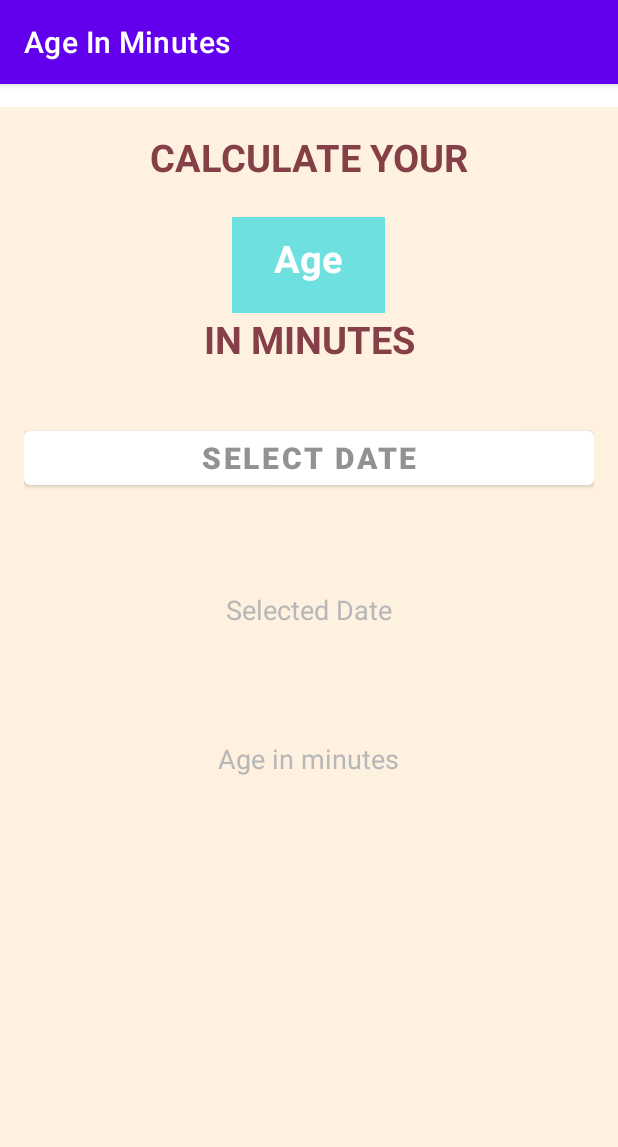
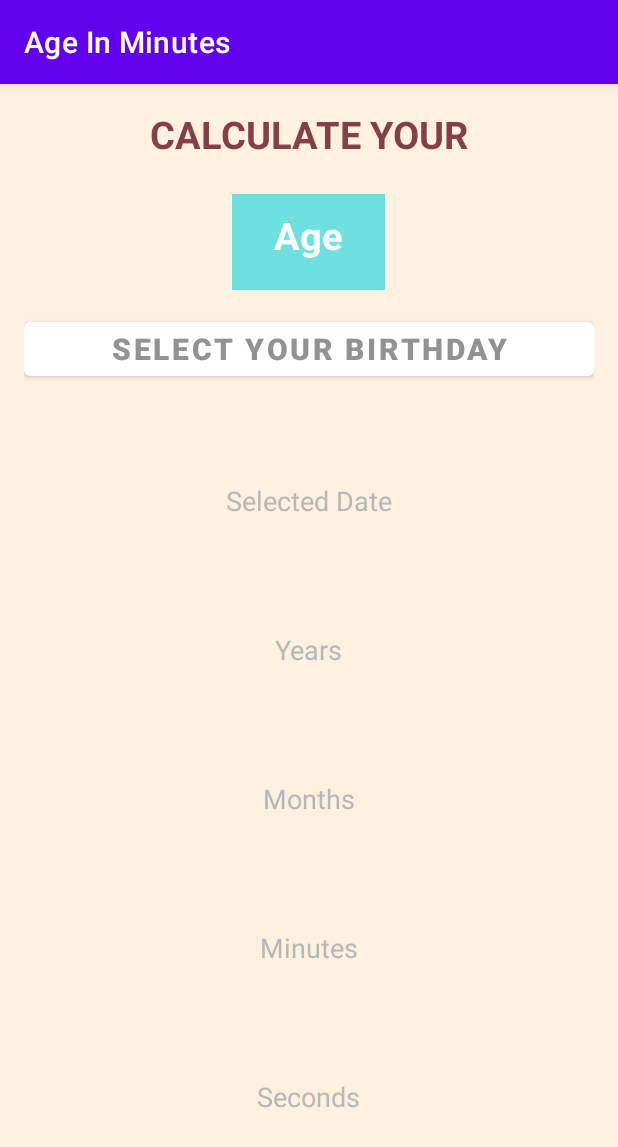
Before and after one commit to mo99me99/AgeInMinutes, an Android app: the screen it shows after launch (MainActivity), on a phone screen of 412 x 824 dp. Shown: the top 1147 px of the screen. Run offline under Robolectric (Android 15) with nearby library versions, the phone set to English and light mode, and no system bars.

Commit message:
add year , month and second calculator

```diff
--- a/app/build.gradle
+++ b/app/build.gradle
@@ -5,7 +5,7 @@ plugins {
 }
 
 android {
-    compileSdk 33
+    compileSdk 32
 
     defaultConfig {
         applicationId "ir.iammrbit.ageinminutes"
@@ -30,9 +30,6 @@ android {
     kotlinOptions {
         jvmTarget = '1.8'
     }
-    buildFeatures {
-        viewBinding = true
-    }
 }
 
 dependencies {
--- a/app/src/main/res/layout/activity_main.xml
+++ b/app/src/main/res/layout/activity_main.xml
@@ -4,12 +4,13 @@
     xmlns:tools="http://schemas.android.com/tools"
     android:layout_width="match_parent"
     android:layout_height="match_parent"
-    android:layout_marginTop="15dp"
+    android:layout_marginTop="0dp"
+    android:background="@color/backgroundColor"
     android:gravity="center_horizontal"
     android:orientation="vertical"
-    android:background="@color/backgroundColor"
-    tools:context=".MainActivity"
-    android:padding="16dp">
+    android:padding="16dp"
+    tools:context=".MainActivity">
+
 
     <TextView
 
@@ -21,7 +22,6 @@
         android:textColor="@color/textColor"
         android:textSize="25sp"
         android:textStyle="bold"
-
         />
 
     <TextView
@@ -38,22 +38,23 @@
 
 
         />
-    <TextView
-        android:id="@+id/tvInMinutes"
-        android:layout_width="match_parent"
-        android:layout_height="57dp"
-        android:text="IN MINUTES"
-        android:textAlignment="center"
-        android:textColor="@color/textColor"
-        android:textSize="25sp"
-        android:textStyle="bold" />
+
+    <!--    <TextView-->
+    <!--        android:id="@+id/tvInMinutes"-->
+    <!--        android:layout_width="match_parent"-->
+    <!--        android:layout_height="57dp"-->
+    <!--        android:text="IN MINUTES"-->
+    <!--        android:textAlignment="center"-->
+    <!--        android:textColor="@color/textColor"-->
+    <!--        android:textSize="25sp"-->
+    <!--        android:textStyle="bold" />-->
 
     <Button
         android:id="@+id/btnDatePicker"
         android:layout_width="match_parent"
         android:layout_height="wrap_content"
         android:layout_marginTop="15dp"
-        android:text="Select Date"
+        android:text="Select your birthday"
         android:textColor="#929292"
         android:textSize="20sp"
         android:textStyle="bold"
@@ -76,6 +77,38 @@
         android:textSize="18sp" />
 
     <TextView
+        android:id="@+id/tvResultInYears"
+        android:layout_width="wrap_content"
+        android:layout_height="wrap_content"
+        android:layout_marginTop="20dp"
+        android:textColor="@color/textColor"
+        android:textSize="25sp" />
+
+    <TextView
+        android:layout_width="wrap_content"
+        android:layout_height="wrap_content"
+        android:layout_marginTop="20dp"
+        android:text="Years"
+        android:textColor="@color/lightGreyTextColor"
+        android:textSize="18sp"
+        />
+    <TextView
+        android:id="@+id/tvResultInMonths"
+        android:layout_width="wrap_content"
+        android:layout_height="wrap_content"
+        android:layout_marginTop="20dp"
+        android:textColor="@color/textColor"
+        android:textSize="25sp" />
+
+    <TextView
+        android:layout_width="wrap_content"
+        android:layout_height="wrap_content"
+        android:layout_marginTop="20dp"
+        android:text="Months"
+        android:textColor="@color/lightGreyTextColor"
+        android:textSize="18sp"
+        />
+    <TextView
         android:id="@+id/tvResultInMinutes"
         android:layout_width="wrap_content"
         android:layout_height="wrap_content"
@@ -87,9 +120,28 @@
         android:layout_width="wrap_content"
         android:layout_height="wrap_content"
         android:layout_marginTop="20dp"
-        android:text="Age in minutes"
+        android:text="Minutes"
         android:textColor="@color/lightGreyTextColor"
-        android:textSize="18sp" />
+        android:textSize="18sp"
+        />
+
+    <TextView
+        android:id="@+id/tvResultInSeconds"
+        android:layout_width="wrap_content"
+        android:layout_height="wrap_content"
+        android:layout_marginTop="20dp"
+        android:textColor="@color/textColor"
+        android:textSize="25sp" />
+
+    <TextView
+        android:layout_width="wrap_content"
+        android:layout_height="wrap_content"
+        android:layout_marginTop="20dp"
+        android:text="Seconds"
+        android:textColor="@color/lightGreyTextColor"
+        android:textSize="18sp"
+
+        />
 
 
 </LinearLayout>
```
Also changed, not shown: app/src/main/java/ir/iammrbit/ageinminutes/MainActivity.kt (+58 -8 lines).
